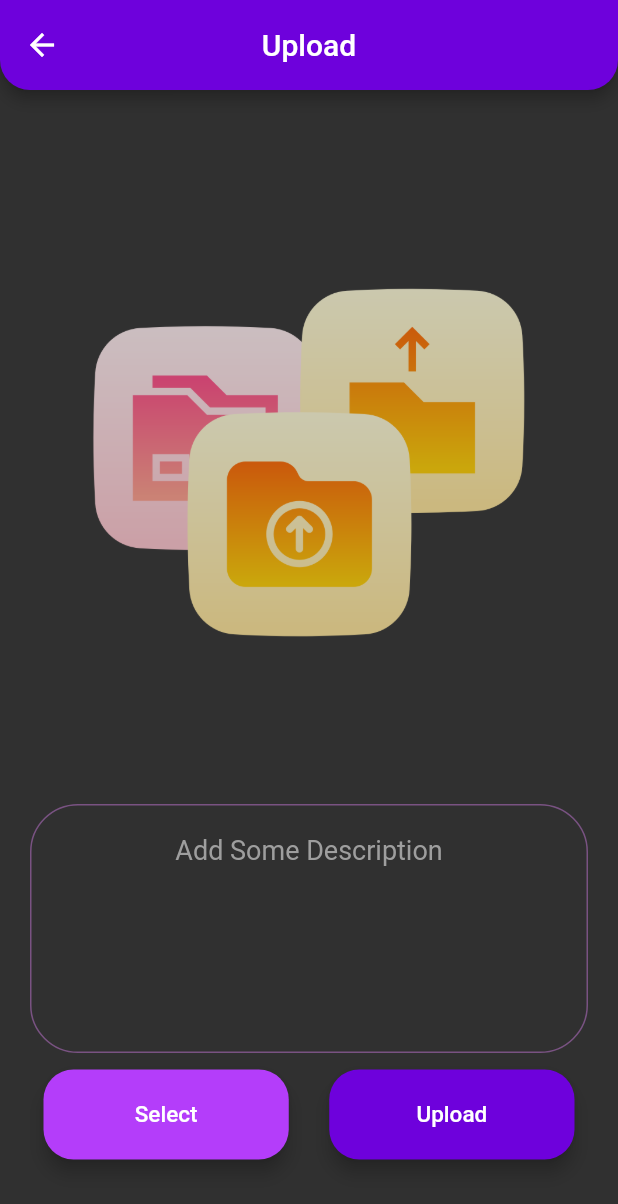
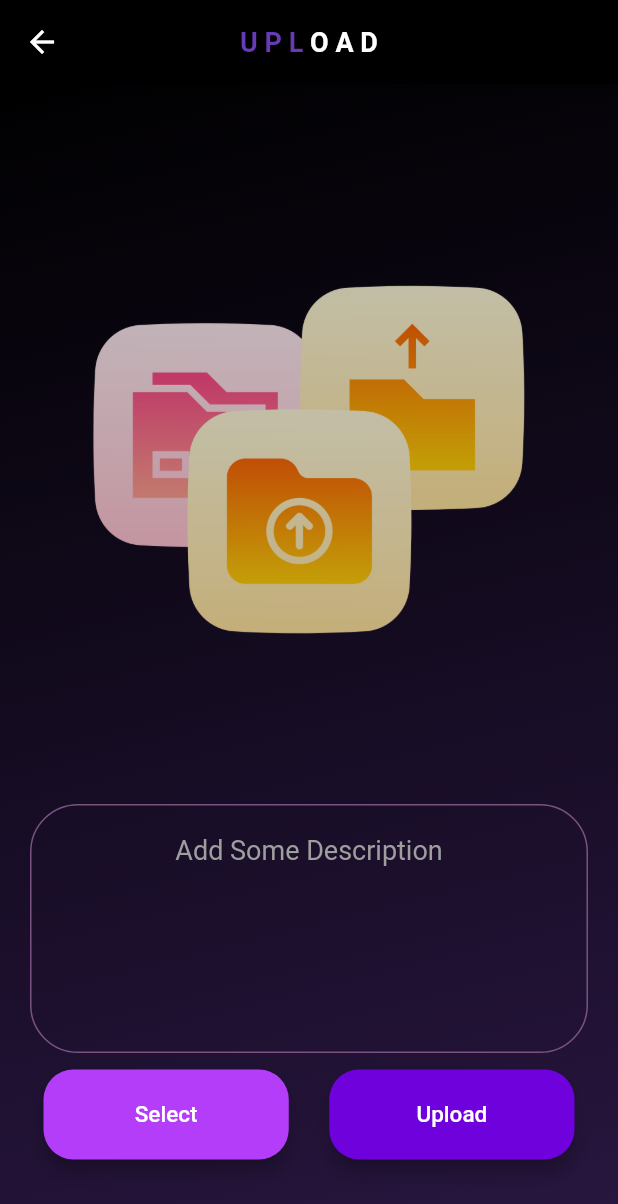
Before and after one commit to rohitsinghkcodes/Socializing-On-Vocals, a Flutter app: the UploadFile screen opened by its route, on a phone screen of 412 x 824 dp. Shown: the top 1204 px of the screen. Run offline on Flutter 3.47's test engine with Material 2 defaults, Android fonts, the phone set to English and light mode, and no system bars; our stand-ins replace animated_text_kit, audioplayers, curved_navigation_bar, file_picker, flutter_spinkit, flutter_svg and 3 more; missing offline and left inert: animate_icons, multiavatar; accounts and stored records are empty; network calls fail.

Commit message:
upload screen new UI completed

```diff
--- a/lib/main.dart
+++ b/lib/main.dart
@@ -1,14 +1,14 @@
 import 'package:flutter/material.dart';
 import 'package:socializing_on_vocals/Navigation/bottom_nav.dart';
-import 'package:socializing_on_vocals/app_details_section/about_us_screen.dart';
+import 'package:socializing_on_vocals/screens/app_details_section/about_us_screen.dart';
+import 'package:socializing_on_vocals/screens/app_details_section/privacy_policy.dart';
+import 'package:socializing_on_vocals/screens/app_details_section/terms_and_conditions.dart';
 import 'package:socializing_on_vocals/screens/home_screen.dart';
 import 'package:socializing_on_vocals/screens/profile_screen.dart';
 import 'package:socializing_on_vocals/screens/settings_screen.dart';
 import 'package:socializing_on_vocals/screens/authentication/sign_up.dart';
 import 'package:socializing_on_vocals/screens/splash_screen.dart';
 import 'package:socializing_on_vocals/screens/upload_screen.dart';
-import 'app_details_section/privacy_policy.dart';
-import 'app_details_section/terms_and_conditions.dart';
 import 'screens/welcome_screen.dart';
 import 'package:socializing_on_vocals/screens/welcome_screen.dart';
 import 'package:socializing_on_vocals/screens/authentication/signin_screen.dart';
--- a/lib/screens/home_screen.dart
+++ b/lib/screens/home_screen.dart
@@ -7,6 +7,7 @@ import 'package:fluttertoast/fluttertoast.dart';
 import 'package:http/http.dart' as http;
 import 'package:audioplayers/audioplayers.dart';
 import 'package:multiavatar/multiavatar.dart';
+import 'package:socializing_on_vocals/helper/backpress_check.dart';
 import 'package:socializing_on_vocals/helper/colors.dart';
 import 'package:socializing_on_vocals/screens/profile_screen.dart';
 import 'package:socializing_on_vocals/screens/settings_screen.dart';
@@ -171,7 +172,9 @@ class _HomeScreenState extends State<HomeScreen> with WidgetsBindingObserver {
 
   @override
   Widget build(BuildContext context) {
-    return Container(
+    return WillPopScope(
+      onWillPop: OnBackPressed,
+      child: Container(
         decoration: const BoxDecoration(
           gradient: LinearGradient(
             begin: Alignment.topCenter,
@@ -447,6 +450,7 @@ class _HomeScreenState extends State<HomeScreen> with WidgetsBindingObserver {
                   ),
                 ),
         ),
+      ),
     );
   }
 }
--- a/lib/screens/upload_screen.dart
+++ b/lib/screens/upload_screen.dart
@@ -107,17 +107,32 @@ class _UploadFileState extends State<UploadFile> {
 
   @override
   Widget build(BuildContext context) {
-    return Scaffold(
-      appBar: AppBar(
-        toolbarHeight: 60,
-        shape: const RoundedRectangleBorder(
-          borderRadius: BorderRadius.vertical(
-            bottom: Radius.circular(20),
+    return Container(
+      decoration: const BoxDecoration(
+        gradient: LinearGradient(
+          begin: Alignment.topCenter,
+          end: Alignment.bottomRight,
+          colors: [Color(0xFF000000), Color(0xFF281640)],
         ),
       ),
-        backgroundColor: mainPurpleTheme,
-        centerTitle: true,
-        title: const Text('Upload'),
+      child: Scaffold(
+        backgroundColor: Colors.transparent,
+        appBar: AppBar(
+          backgroundColor: const Color(0xFF000000),
+          title: Row(
+            mainAxisAlignment: MainAxisAlignment.center,
+            children: const [
+              Center(child:  Text('U P L ',style:  TextStyle(color: Colors.deepPurple,fontSize: 18,fontWeight: FontWeight.bold),)),
+              Center(child:  Text('O A D',style:  TextStyle(fontSize: 18,fontWeight: FontWeight.bold),)),
+            ],),
+          actions: [
+            Opacity(
+              opacity: 0,
+              child: Container(
+                  padding: const EdgeInsets.symmetric(horizontal: 16),
+                  child: const Icon(Icons.ac_unit_rounded)),
+            ),
+          ],
         ),
         body: Center(
           child: Padding(
@@ -276,6 +291,7 @@ class _UploadFileState extends State<UploadFile> {
             ),
           ),
         ),
+      ),
     );
   }
 }
```
Also changed, not shown: lib/UI/home_page_ui.dart (deleted, +0 -160 lines), lib/provider/theme_provider.dart (deleted, +0 -38 lines), lib/screens/app_details_section/about_us_screen.dart (renamed from lib/app_details_section/about_us_screen.dart, +30 -12 lines), lib/screens/settings_screen.dart (+11 -6 lines), lib/screens/app_details_section/privacy_policy.dart (renamed from lib/app_details_section/privacy_policy.dart), lib/screens/app_details_section/terms_and_conditions.dart (renamed from lib/app_details_section/terms_and_conditions.dart). Lines whose indentation alone changed are shown as unchanged.
